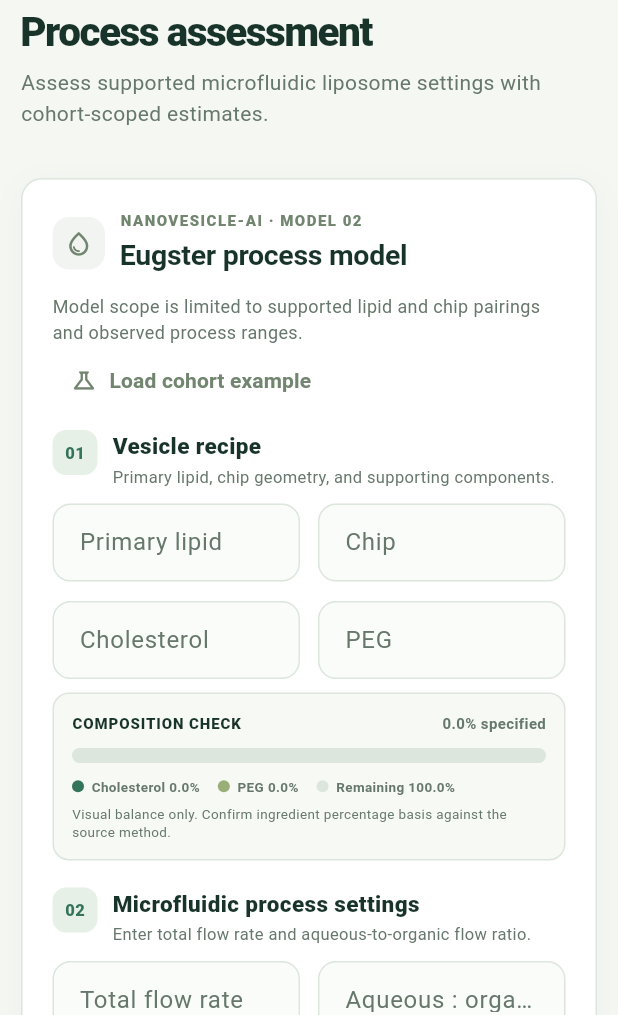
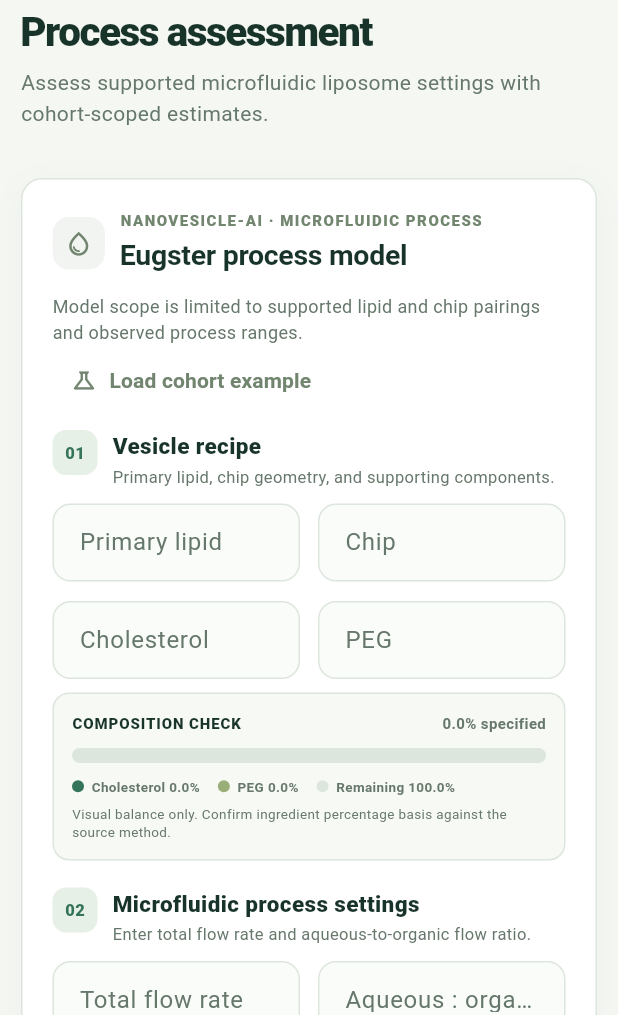
Before and after one commit to alihamdy135/smartnanoformulator, a Flutter app: the screen it shows after launch, after a tap on "Process", on a phone screen of 412 x 824 dp, the part 221-1236 px from its top. Run offline on Flutter 3.47's test engine with Material 3 defaults, Android fonts, the phone set to English and light mode, and no system bars; our stand-ins replace pdf; missing offline and left inert: dart:html.

Commit message:
Remove model-number labels from assessment flows

```diff
--- a/frontend/lib/main.dart
+++ b/frontend/lib/main.dart
@@ -1,5 +1,4 @@
 import 'dart:convert';
-import 'dart:math' as math;
 // ignore: deprecated_member_use
 import 'dart:html' as html;
 
@@ -759,7 +758,7 @@ class _FormulationFlowState extends State<FormulationFlow> {
           crossAxisAlignment: CrossAxisAlignment.start,
           children: [
             const _CardHeading(
-              eyebrow: 'NANOVESICLE-AI · MODEL 01',
+              eyebrow: 'NANOVESICLE-AI · EVIDENCE SCREENING',
               title: 'Build a formulation brief',
               icon: Icons.biotech_outlined,
             ),
@@ -1146,7 +1145,7 @@ class _ProcessFlowState extends State<ProcessFlow> {
           crossAxisAlignment: CrossAxisAlignment.start,
           children: [
             const _CardHeading(
-              eyebrow: 'NANOVESICLE-AI · MODEL 02',
+              eyebrow: 'NANOVESICLE-AI · MICROFLUIDIC PROCESS',
               title: 'Eugster process model',
               icon: Icons.water_drop_outlined,
               accent: _indigo,
```
